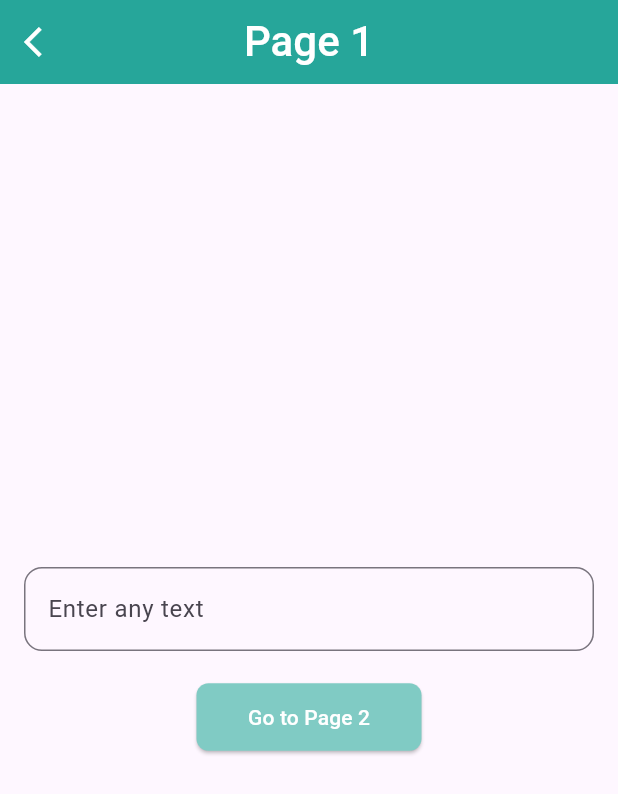
After one commit to KshitijH123/FlutterProjects, a Flutter app: the LogicDataScreen screen opened directly, after a tap on "Navigation Using Provider", on a phone screen of 412 x 824 dp. The commit adds this screen. Shown: the top 794 px of the screen. Run offline on Flutter 3.47's test engine with Material 3 defaults, Android fonts, the phone set to English and light mode, and no system bars; our stand-ins replace firebase_auth, firebase_core, firebase_database, google_maps_flutter, location, shared_preferences; missing offline and left inert: another_telephony; accounts and stored records are empty.

Commit message:
Navigation Practice

```diff
--- a/firebase_login_example/lib/logic/clock_screen.dart
+++ b/firebase_login_example/lib/logic/clock_screen.dart
@@ -19,7 +19,7 @@ class _ClockScreenState extends State<ClockScreen> {
           child: Icon(Icons.arrow_back_ios, color: Colors.white),
         ),
         title: Text(
-          'Area Of Triangle',
+          'Clock',
           style: TextStyle(
             fontSize: 28,
             fontWeight: FontWeight.w500,
--- /dev/null
+++ b/firebase_login_example/lib/logic/navigation using provider/app_state.dart
@@ -0,0 +1,12 @@
+import 'package:flutter/material.dart';
+
+class AppState extends ChangeNotifier {
+  String _text = '';
+
+  String get text => _text;
+
+  void setText(String value) {
+    _text = value;
+    notifyListeners();
+  }
+}
--- /dev/null
+++ b/firebase_login_example/lib/logic/navigation using provider/page_1.dart
@@ -0,0 +1,75 @@
+import 'package:firebase_login_example/logic/navigation%20using%20provider/app_state.dart';
+import 'package:firebase_login_example/logic/navigation%20using%20provider/page_2.dart';
+import 'package:flutter/material.dart';
+import 'package:provider/provider.dart';
+
+class Page1 extends StatefulWidget {
+  const Page1({super.key});
+
+  @override
+  State<Page1> createState() => _Page1State();
+}
+
+class _Page1State extends State<Page1> {
+  final controller = TextEditingController();
+  @override
+  Widget build(BuildContext context) {
+    return Scaffold(
+      appBar: AppBar(
+        leading: InkWell(
+          onTap: () {
+            Navigator.pop(context);
+          },
+          child: Icon(Icons.arrow_back_ios, color: Colors.white),
+        ),
+        title: Text(
+          'Page 1',
+          style: TextStyle(
+            fontSize: 28,
+            fontWeight: FontWeight.w500,
+            color: Colors.white,
+          ),
+        ),
+        centerTitle: true,
+        backgroundColor: Colors.teal[400],
+      ),
+      body: Padding(
+        padding: const EdgeInsets.all(16),
+        child: Column(
+          mainAxisAlignment: MainAxisAlignment.center,
+          children: [
+            TextField(
+              controller: controller,
+              decoration: const InputDecoration(
+                border: OutlineInputBorder(
+                  borderRadius: BorderRadius.all(Radius.circular(12)),
+                ),
+                hintText: "Enter any text",
+              ),
+            ),
+            const SizedBox(height: 20),
+            ElevatedButton(
+              style: ElevatedButton.styleFrom(
+                backgroundColor: Colors.teal[200],
+                foregroundColor: Colors.white,
+                minimumSize: Size(150, 45),
+                shape: RoundedRectangleBorder(
+                  borderRadius: BorderRadiusGeometry.circular(8),
+                ),
+              ),
+              onPressed: () {
+                context.read<AppState>().setText(controller.text);
+
+                Navigator.push(
+                  context,
+                  MaterialPageRoute(builder: (context) => const Page2()),
+                );
+              },
+              child: const Text("Go to Page 2"),
+            ),
+          ],
+        ),
+      ),
+    );
+  }
+}
--- a/firebase_login_example/lib/main.dart
+++ b/firebase_login_example/lib/main.dart
@@ -1,13 +1,17 @@
 import 'package:firebase_core/firebase_core.dart';
+import 'package:firebase_login_example/logic/navigation%20using%20provider/app_state.dart';
 import 'package:firebase_login_example/screens/home_screen.dart';
 import 'package:firebase_login_example/screens/login_screen.dart';
 import 'package:firebase_login_example/services/local_storage.dart';
 import 'package:flutter/material.dart';
+import 'package:provider/provider.dart';
 
 void main() async {
   WidgetsFlutterBinding.ensureInitialized();
   await Firebase.initializeApp();
-  runApp(const MyApp());
+  runApp(
+    ChangeNotifierProvider(create: (_) => AppState(), child: const MyApp()),
+  );
 }
 
 class MyApp extends StatelessWidget {
--- a/firebase_login_example/lib/screens/logic_data_screen.dart
+++ b/firebase_login_example/lib/screens/logic_data_screen.dart
@@ -1,7 +1,9 @@
-import 'package:firebase_login_example/logic/area_of_rectangle.dart';
-import 'package:firebase_login_example/logic/area_of_triangle.dart';
+import 'package:firebase_login_example/logic/calculate%20area/area_of_rectangle.dart';
+import 'package:firebase_login_example/logic/calculate%20area/area_of_triangle.dart';
 import 'package:firebase_login_example/logic/clock_screen.dart';
 import 'package:firebase_login_example/logic/map_screen.dart';
+import 'package:firebase_login_example/logic/navigation%20data/first_screen.dart';
+import 'package:firebase_login_example/logic/navigation%20using%20provider/page_1.dart';
 import 'package:firebase_login_example/logic/todo%20example/todo_screen.dart';
 import 'package:flutter/material.dart';
 
@@ -127,6 +129,45 @@ class _LogicDataScreenState extends State<LogicDataScreen> {
               },
               child: Text('Google Map', style: TextStyle(fontSize: 18)),
             ),
+             SizedBox(height: 16),
+            ElevatedButton(
+              style: ElevatedButton.styleFrom(
+                backgroundColor: Colors.teal[200],
+                foregroundColor: Colors.white,
+                minimumSize: Size(150, 40),
+                shape: RoundedRectangleBorder(
+                  borderRadius: BorderRadiusGeometry.circular(12),
+                ),
+              ),
+              onPressed: () {
+                Navigator.push(
+                  context,
+                  MaterialPageRoute(builder: (context) => Page1()),
+                );
+              },
+              child: Text('Navigation Using Provider', style: TextStyle(fontSize: 18)),
+            ),
+             SizedBox(height: 16),
+            ElevatedButton(
+              style: ElevatedButton.styleFrom(
+                backgroundColor: Colors.teal[200],
+                foregroundColor: Colors.white,
+                minimumSize: Size(150, 40),
+                shape: RoundedRectangleBorder(
+                  borderRadius: BorderRadiusGeometry.circular(12),
+                ),
+              ),
+              onPressed: () {
+                Navigator.push(
+                  context,
+                  MaterialPageRoute(builder: (context) => FirstScreen()),
+                );
+              },
+              child: Text(
+                'Navigation data',
+                style: TextStyle(fontSize: 18),
+              ),
+            ),
           ],
         ),
       ),
--- a/firebase_login_example/pubspec.yaml
+++ b/firebase_login_example/pubspec.yaml
@@ -45,6 +45,8 @@ dependencies:
   google_maps_flutter: ^2.14.0
   google_maps_flutter_android: ^2.18.6
   location: ^8.0.1
+  #state management
+  provider: ^6.1.5+1
 
 dev_dependencies:
   flutter_test:
```
Also changed, not shown: firebase_login_example/lib/logic/navigation data/first_screen.dart (added, +70 -0 lines), firebase_login_example/lib/logic/navigation data/second_screen.dart (added, +50 -0 lines), firebase_login_example/lib/logic/navigation data/third_screen.dart (added, +55 -0 lines), firebase_login_example/lib/logic/navigation using provider/page_2.dart (added, +49 -0 lines), firebase_login_example/lib/logic/navigation using provider/page_3.dart (added, +49 -0 lines), firebase_login_example/lib/logic/navigation using provider/page_4.dart (added, +49 -0 lines), firebase_login_example/lib/logic/navigation using provider/page_5.dart (added, +59 -0 lines), firebase_login_example/lib/logic/calculate area/area_of_rectangle.dart (renamed from firebase_login_example/lib/logic/area_of_rectangle.dart), firebase_login_example/lib/logic/calculate area/area_of_triangle.dart (renamed from firebase_login_example/lib/logic/area_of_triangle.dart), firebase_login_example/pubspec.lock.
